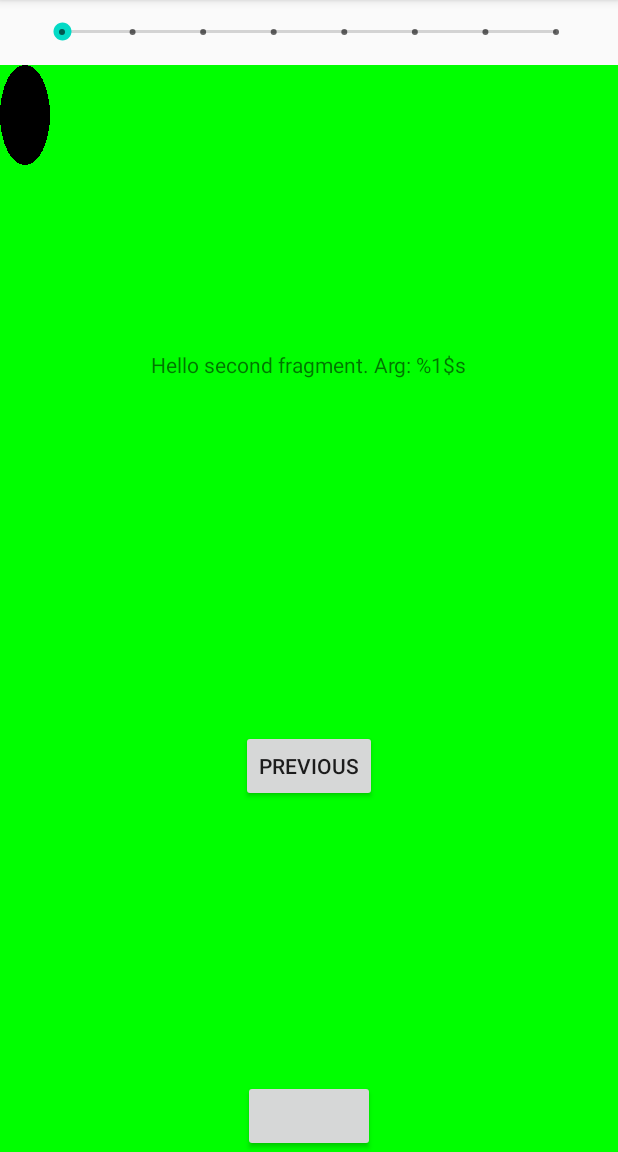
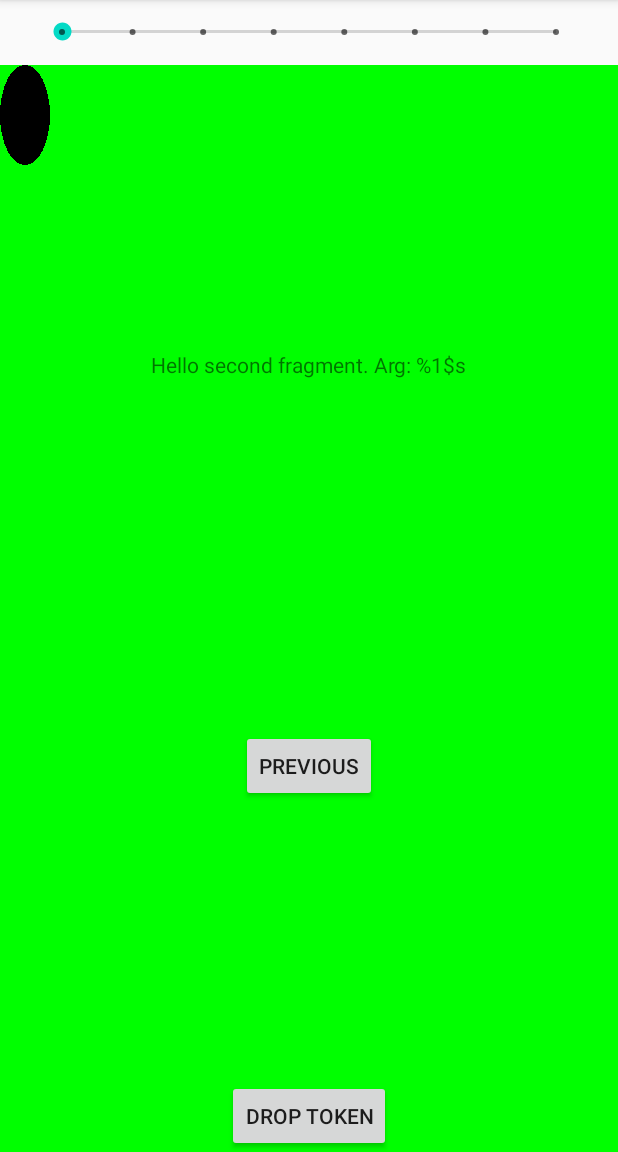
Before and after one commit to apradhan12/four-with-friends-android, an Android app: the fragment SecondFragment placed in its activity, on a phone screen of 412 x 824 dp, the part 84-1236 px from its top. Run offline under Robolectric (Android 15) with nearby library versions, the phone set to English and light mode, and no system bars.

Commit message:
Add drop button

```diff
--- a/app/src/main/res/layout/game_fragment.xml
+++ b/app/src/main/res/layout/game_fragment.xml
@@ -23,8 +23,10 @@
         app:layout_constraintTop_toBottomOf="@+id/seekBar" />
 
     <Button
+        android:id="@+id/dropButton"
         android:layout_width="wrap_content"
         android:layout_height="wrap_content"
+        android:text="@string/drop"
         app:layout_constraintBottom_toBottomOf="parent"
         app:layout_constraintStart_toStartOf="parent"
         app:layout_constraintEnd_toEndOf="parent" />
--- a/app/src/main/res/values/strings.xml
+++ b/app/src/main/res/values/strings.xml
@@ -9,4 +9,5 @@
 
     <string name="hello_first_fragment">he know da lingo</string>
     <string name="hello_second_fragment">Hello second fragment. Arg: %1$s</string>
+    <string name="drop">Drop Token</string>
 </resources>
```
